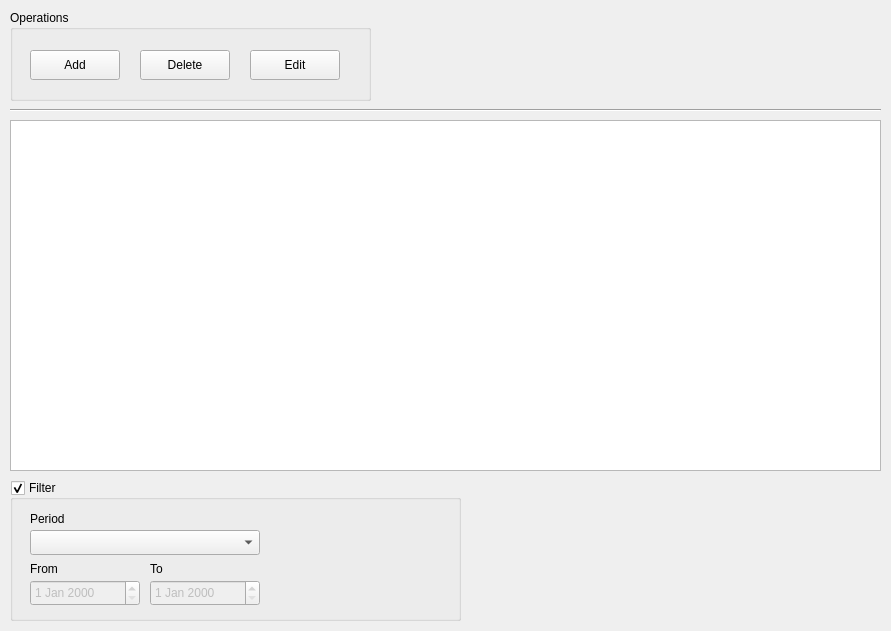
Qt form Widget/IncomeWidget.ui (wslowinski/QtFinance) before a commit.
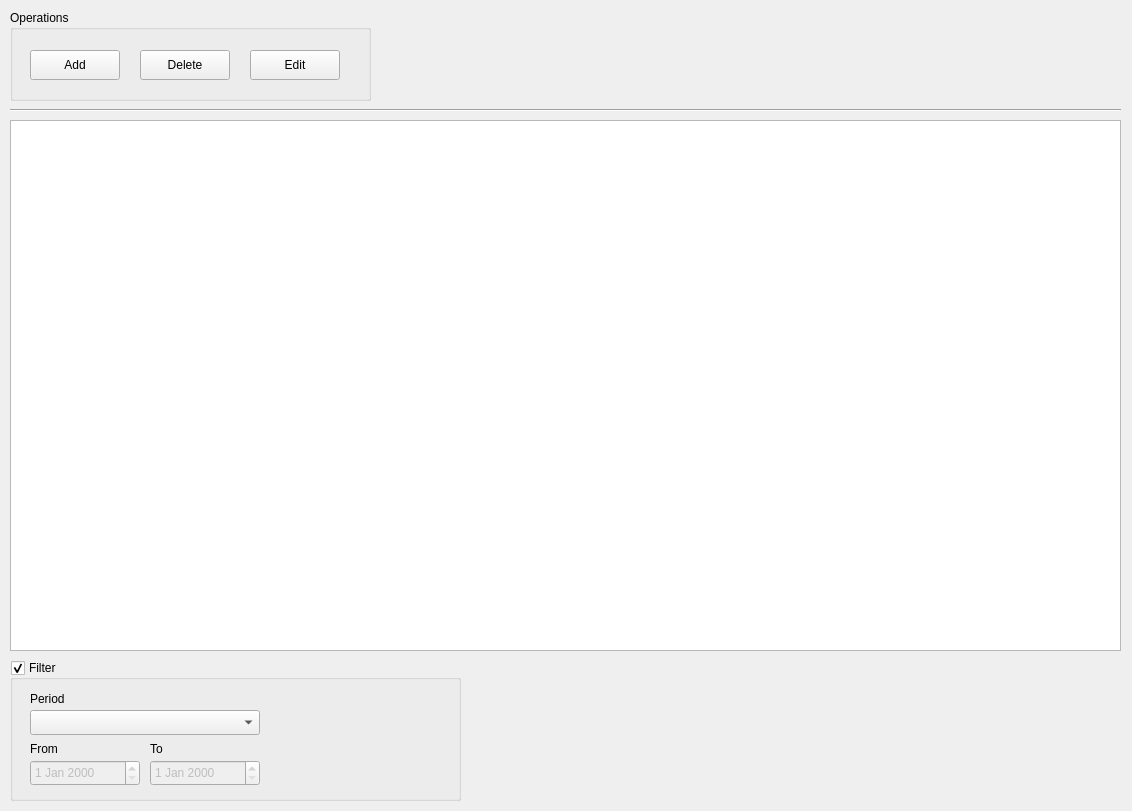
The same form after that commit. Icons and pictures are not drawn.

Diff of the .ui file:
```diff
--- a/Widget/IncomeWidget.ui
+++ b/Widget/IncomeWidget.ui
@@ -6,8 +6,8 @@
    <rect>
     <x>0</x>
     <y>0</y>
-    <width>891</width>
-    <height>631</height>
+    <width>1132</width>
+    <height>811</height>
    </rect>
   </property>
   <property name="windowTitle">
@@ -109,7 +109,7 @@
     <rect>
      <x>10</x>
      <y>102</y>
-     <width>871</width>
+     <width>1111</width>
      <height>16</height>
     </rect>
    </property>
@@ -122,8 +122,8 @@
     <rect>
      <x>10</x>
      <y>120</y>
-     <width>871</width>
-     <height>351</height>
+     <width>1111</width>
+     <height>531</height>
     </rect>
    </property>
    <property name="frameShape">
@@ -143,7 +143,7 @@
    <property name="geometry">
     <rect>
      <x>10</x>
-     <y>480</y>
+     <y>660</y>
      <width>451</width>
      <height>141</height>
     </rect>
```
